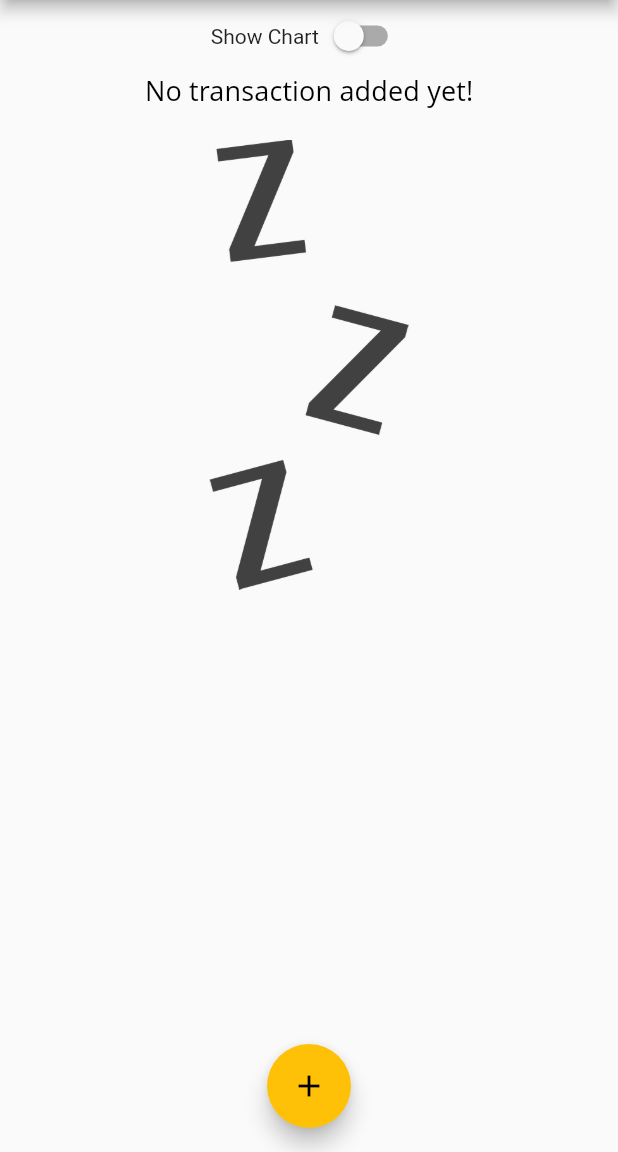
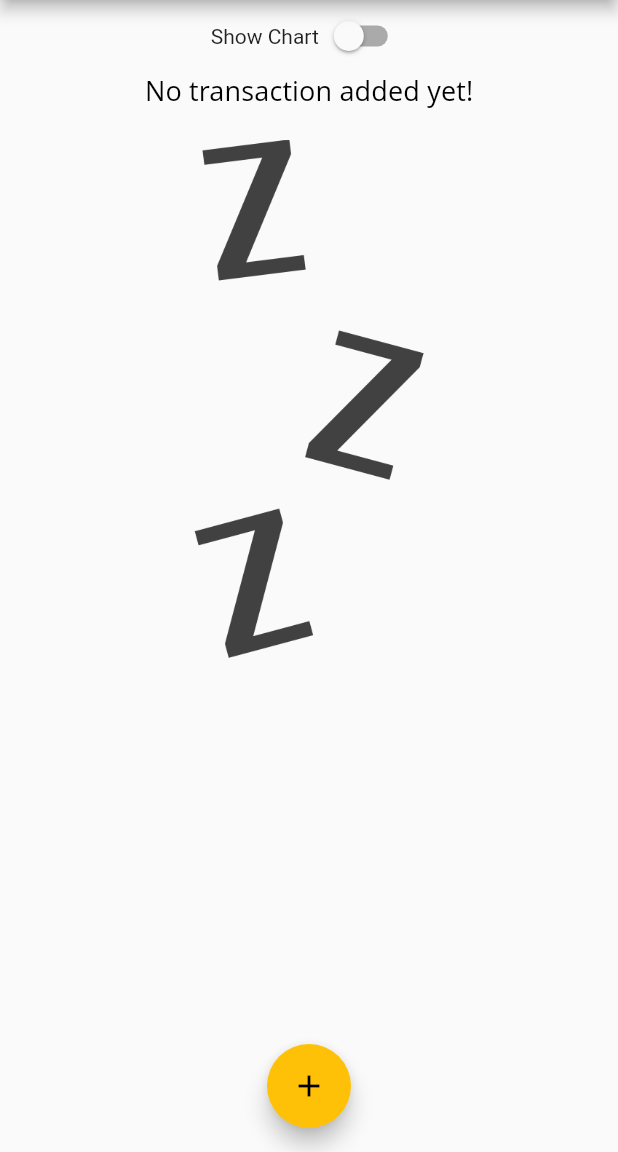
Before and after one commit to ricci1710/flutter_dart_guide, a Flutter app: the screen it shows after launch, on a phone screen of 412 x 824 dp, the part 84-1236 px from its top. Run offline on Flutter 3.47's test engine with Material 2 defaults, Android fonts, the phone set to English and light mode, and no system bars; Roboto replaces fonts that are missing (Open Sans).

Commit message:
section 5: 126. Finishing Landscape Mode

```diff
--- a/lib/section4/section4_main_app.dart
+++ b/lib/section4/section4_main_app.dart
@@ -137,7 +137,7 @@ class _Section4HomePageState extends State<Section4HomePage> {
             ),
             _showChart
                 ? SizedBox(
-                    height: (MediaQuery.of(context).size.height - appBar.preferredSize.height - MediaQuery.of(context).padding.top) * 0.25,
+                    height: (MediaQuery.of(context).size.height - appBar.preferredSize.height - MediaQuery.of(context).padding.top) * 0.7,
                     child: Chart(_recentTransactions),
                   )
                 : SizedBox(
--- a/lib/section4/widgets/transaction_list.dart
+++ b/lib/section4/widgets/transaction_list.dart
@@ -12,7 +12,9 @@ class TransactionList extends StatelessWidget {
   Widget build(BuildContext context) {
     return SizedBox(
       child: transactions.isEmpty
-          ? Column(
+          ? LayoutBuilder(
+              builder: (ctx, constrains) {
+                return Column(
                   children: [
                     Text(
                       'No transaction added yet!',
@@ -22,13 +24,15 @@ class TransactionList extends StatelessWidget {
                       height: 20,
                     ),
                     SizedBox(
-                  height: 300,
+                      height: constrains.maxHeight * 0.6,
                       child: Image.asset(
                         'assets/images/waiting.png',
                         fit: BoxFit.cover,
                       ),
                     ),
                   ],
+                );
+              },
             )
           : ListView.builder(
               // Virtual List
```
Lines whose indentation alone changed are shown as unchanged.
